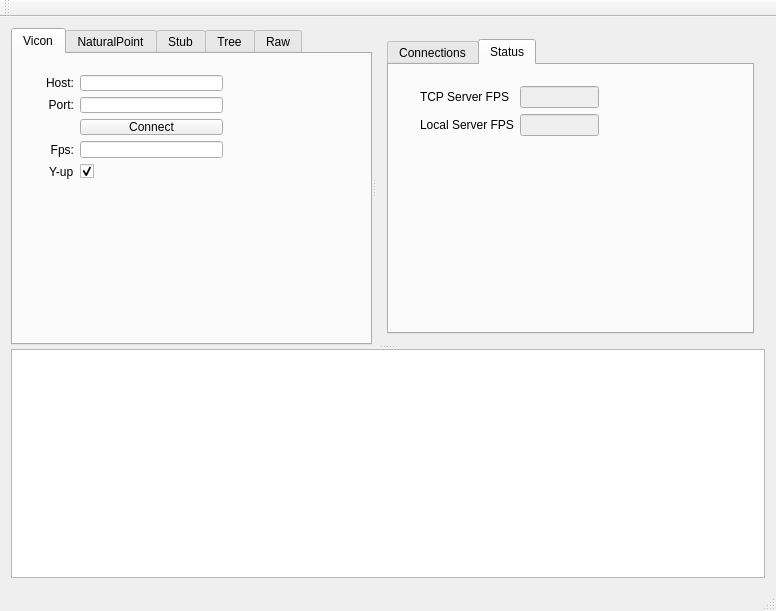
This is repeater/mainwindow.ui in mocap-ca/vive as Qt 5 draws it before an edit. The edited form follows.
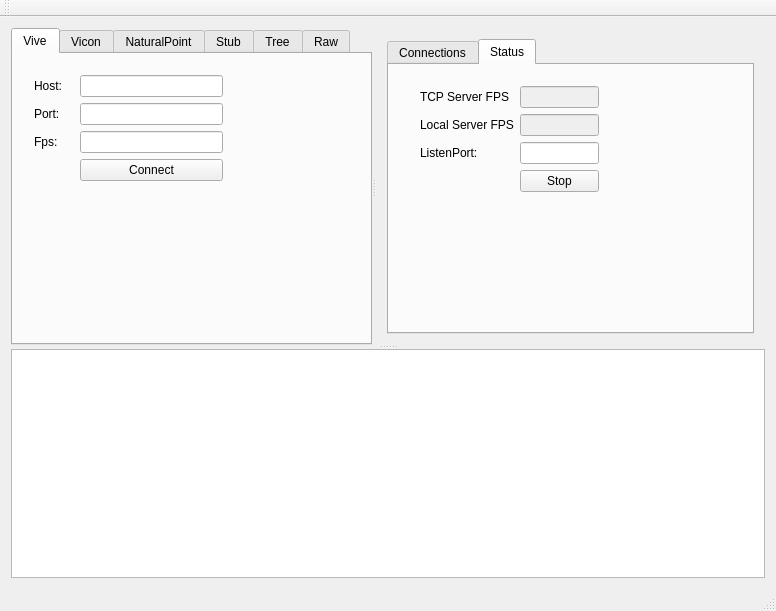
This is the edited form.

Patch:
```diff
--- a/repeater/mainwindow.ui
+++ b/repeater/mainwindow.ui
@@ -24,10 +24,80 @@
        <property name="orientation">
         <enum>Qt::Horizontal</enum>
        </property>
-       <widget class="QTabWidget" name="tabWidget">
+       <widget class="QTabWidget" name="Vive">
+        <property name="enabled">
+         <bool>true</bool>
+        </property>
         <property name="currentIndex">
          <number>0</number>
         </property>
+        <widget class="QWidget" name="tab">
+         <attribute name="title">
+          <string>Vive</string>
+         </attribute>
+         <widget class="QWidget" name="formLayoutWidget_4">
+          <property name="geometry">
+           <rect>
+            <x>10</x>
+            <y>10</y>
+            <width>211</width>
+            <height>141</height>
+           </rect>
+          </property>
+          <layout class="QFormLayout" name="formLayout_4">
+           <item row="0" column="0">
+            <widget class="QLabel" name="label_11">
+             <property name="text">
+              <string>Host:</string>
+             </property>
+            </widget>
+           </item>
+           <item row="1" column="0">
+            <widget class="QLabel" name="label_12">
+             <property name="text">
+              <string>Port:</string>
+             </property>
+            </widget>
+           </item>
+           <item row="0" column="1">
+            <widget class="QLineEdit" name="lineEditViveHost"/>
+           </item>
+           <item row="1" column="1">
+            <widget class="QLineEdit" name="lineEditVivePort"/>
+           </item>
+           <item row="2" column="1">
+            <widget class="QLineEdit" name="lineEditViveStatus"/>
+           </item>
+           <item row="2" column="0">
+            <widget class="QLabel" name="label_13">
+             <property name="text">
+              <string>Fps:</string>
+             </property>
+            </widget>
+           </item>
+           <item row="3" column="1">
+            <widget class="QPushButton" name="pushButtonViveConnect">
+             <property name="text">
+              <string>Connect</string>
+             </property>
+            </widget>
+           </item>
+           <item row="3" column="0">
+            <spacer name="horizontalSpacer">
+             <property name="orientation">
+              <enum>Qt::Horizontal</enum>
+             </property>
+             <property name="sizeHint" stdset="0">
+              <size>
+               <width>40</width>
+               <height>20</height>
+              </size>
+             </property>
+            </spacer>
+           </item>
+          </layout>
+         </widget>
+        </widget>
         <widget class="QWidget" name="ViconTab">
          <attribute name="title">
           <string>Vicon</string>
@@ -456,6 +526,23 @@
                 </property>
                </widget>
               </item>
+              <item row="2" column="1">
+               <widget class="QLineEdit" name="lineEditListenPort"/>
+              </item>
+              <item row="2" column="0">
+               <widget class="QLabel" name="label_14">
+                <property name="text">
+                 <string>ListenPort:</string>
+                </property>
+               </widget>
+              </item>
+              <item row="3" column="1">
+               <widget class="QPushButton" name="pushButtonServerToggle">
+                <property name="text">
+                 <string>Stop</string>
+                </property>
+               </widget>
+              </item>
              </layout>
             </widget>
            </widget>
```
Left out of the diff: 5 changed lines with no effect on the pictures.
